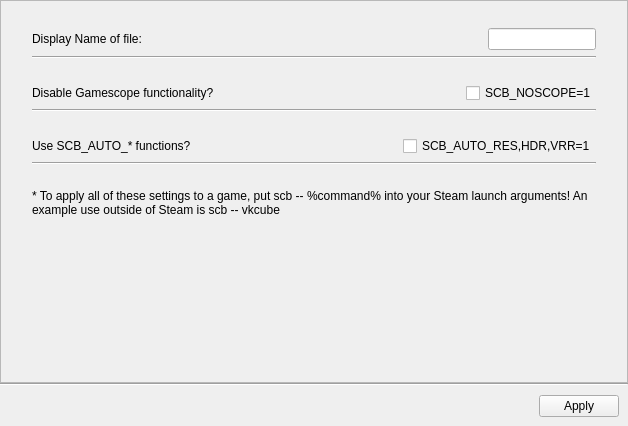
Above: src/general_settings.ui from rfrench3/scopebuddy-gui before the change. Below: the same form after it.
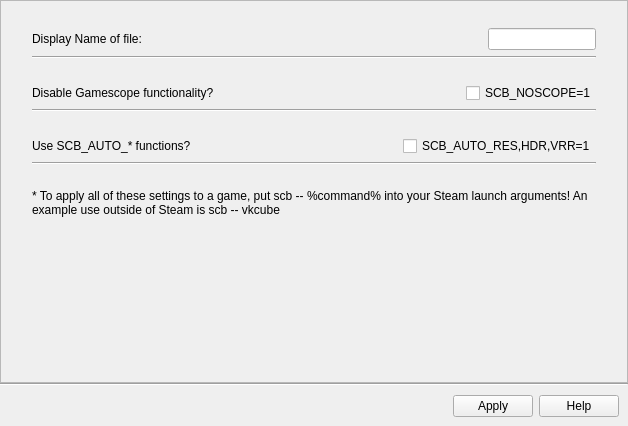
That is the form after the change.

Commit message: added help button to every page: they will all need point towards the same SCBGUI documentation website, which will need to now link to other helpful sources (makes it far more clear that there's a documentation website)

Patch:
```diff
--- a/src/general_settings.ui
+++ b/src/general_settings.ui
@@ -382,7 +382,7 @@
          <enum>Qt::Orientation::Horizontal</enum>
         </property>
         <property name="standardButtons">
-         <set>QDialogButtonBox::StandardButton::Apply</set>
+         <set>QDialogButtonBox::StandardButton::Apply|QDialogButtonBox::StandardButton::Help</set>
         </property>
        </widget>
       </item>
```
